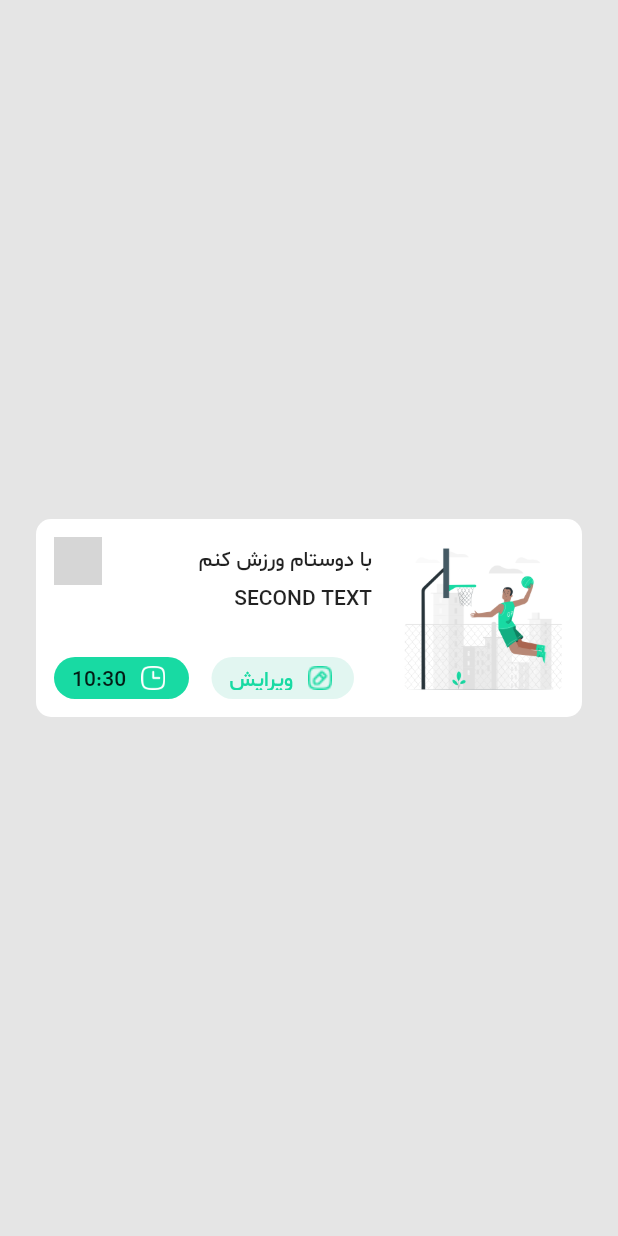
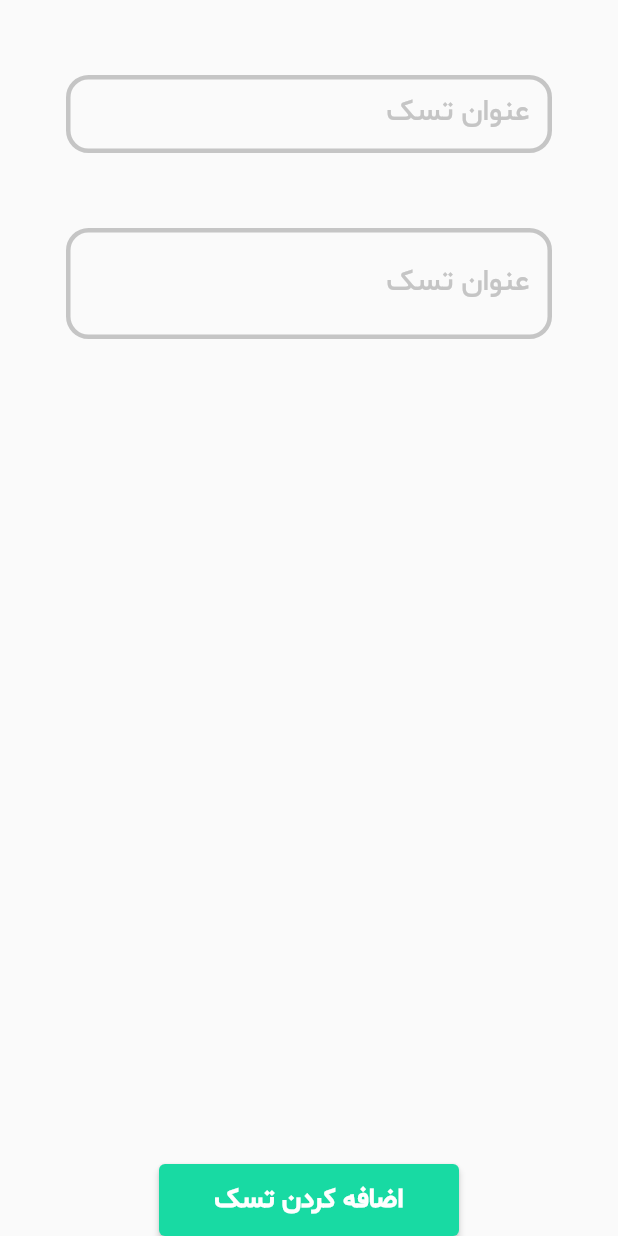
Before and after one commit to amirahmadadibi/note_app, a Flutter app: the screen it shows after launch, on a phone screen of 412 x 824 dp. Run offline on Flutter 3.47's test engine with Material 2 defaults, Android fonts, the phone set to English and light mode, and no system bars; our stand-ins replace hive, hive_flutter; missing offline and left inert: msh_checkbox; accounts and stored records are empty; grey boxes are pictures that could not be loaded.

Commit message:
week13 E15 desing add task screen

```diff
--- /dev/null
+++ b/lib/add_task_screen.dart
@@ -0,0 +1,122 @@
+import 'package:flutter/material.dart';
+
+class AddTaskScreen extends StatefulWidget {
+  const AddTaskScreen({Key? key}) : super(key: key);
+
+  @override
+  State<AddTaskScreen> createState() => _AddTaskScreenState();
+}
+
+class _AddTaskScreenState extends State<AddTaskScreen> {
+  FocusNode negahban1 = FocusNode();
+  FocusNode negahban2 = FocusNode();
+
+  @override
+  void initState() {
+    // TODO: implement initState
+    super.initState();
+    negahban1.addListener(() {
+      setState(() {});
+    });
+
+    negahban2.addListener(() {
+      setState(() {});
+    });
+  }
+
+  @override
+  Widget build(BuildContext context) {
+    return Scaffold(
+      body: SafeArea(
+        child: Center(
+            child: Column(
+          children: [
+            SizedBox(
+              height: 50,
+            ),
+            Padding(
+              padding: EdgeInsets.symmetric(horizontal: 44),
+              child: Directionality(
+                textDirection: TextDirection.rtl,
+                child: TextField(
+                  focusNode: negahban1,
+                  decoration: InputDecoration(
+                    contentPadding:
+                        EdgeInsets.symmetric(horizontal: 15, vertical: 15),
+                    labelText: 'عنوان تسک',
+                    labelStyle: TextStyle(
+                      fontSize: 20,
+                      color: negahban1.hasFocus
+                          ? Color(0xff18DAA3)
+                          : Color(0xffC5C5C5),
+                    ),
+                    enabledBorder: OutlineInputBorder(
+                      borderRadius: BorderRadius.all(Radius.circular(15)),
+                      borderSide:
+                          BorderSide(color: Color(0xffC5C5C5), width: 3.0),
+                    ),
+                    focusedBorder: OutlineInputBorder(
+                      borderRadius: BorderRadius.all(Radius.circular(15)),
+                      borderSide: BorderSide(
+                        width: 3,
+                        color: Color(0xff18DAA3),
+                      ),
+                    ),
+                  ),
+                ),
+              ),
+            ),
+            SizedBox(
+              height: 50,
+            ),
+            Padding(
+              padding: EdgeInsets.symmetric(horizontal: 44),
+              child: Directionality(
+                textDirection: TextDirection.rtl,
+                child: TextField(
+                  maxLines: 2,
+                  focusNode: negahban2,
+                  decoration: InputDecoration(
+                    contentPadding:
+                        EdgeInsets.symmetric(horizontal: 15, vertical: 15),
+                    labelText: 'عنوان تسک',
+                    labelStyle: TextStyle(
+                      fontSize: 20,
+                      color: negahban2.hasFocus
+                          ? Color(0xff18DAA3)
+                          : Color(0xffC5C5C5),
+                    ),
+                    enabledBorder: OutlineInputBorder(
+                      borderRadius: BorderRadius.all(Radius.circular(15)),
+                      borderSide:
+                          BorderSide(color: Color(0xffC5C5C5), width: 3.0),
+                    ),
+                    focusedBorder: OutlineInputBorder(
+                      borderRadius: BorderRadius.all(Radius.circular(15)),
+                      borderSide: BorderSide(
+                        width: 3,
+                        color: Color(0xff18DAA3),
+                      ),
+                    ),
+                  ),
+                ),
+              ),
+            ),
+            Spacer(),
+            ElevatedButton(
+              onPressed: () {},
+              child: Text(
+                'اضافه کردن تسک',
+                style: TextStyle(fontSize: 18, fontWeight: FontWeight.bold),
+              ),
+              style: ElevatedButton.styleFrom(
+                primary: Color(0xff18DAA3),
+                minimumSize: Size(200, 48),
+              ),
+            )
+          ],
+        )),
+      ),
+    );
+  }
+}
--- a/lib/main.dart
+++ b/lib/main.dart
@@ -1,5 +1,6 @@
 import 'package:flutter/material.dart';
 import 'package:hive_flutter/hive_flutter.dart';
+import 'package:note_application/add_task_screen.dart';
 import 'package:note_application/home_screen.dart';
 import 'package:note_application/student.dart';
 
@@ -31,7 +32,7 @@
           ),
         ),
       ),
-      home: HomeScreen(),
+      home: AddTaskScreen(),
     );
   }
 }
```
